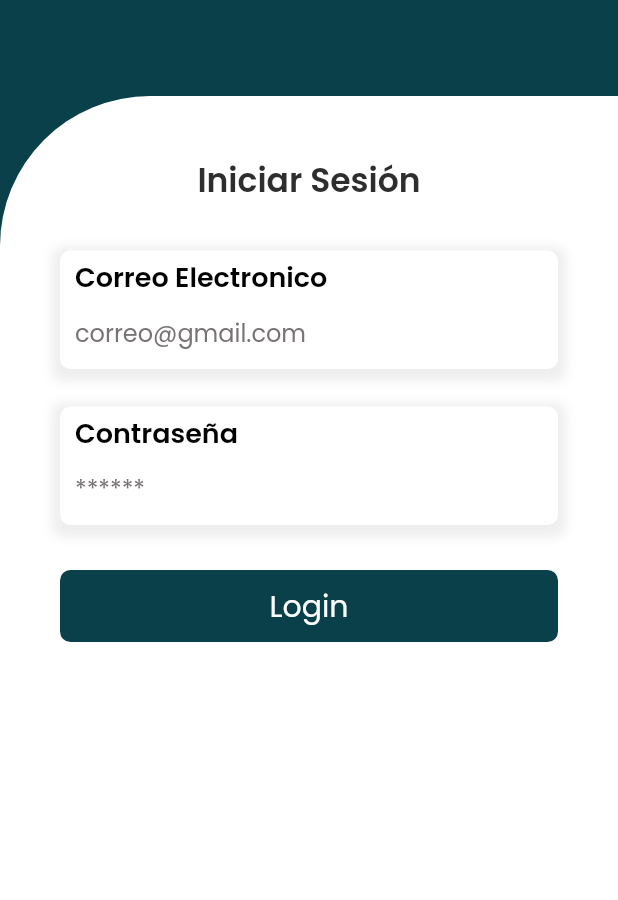
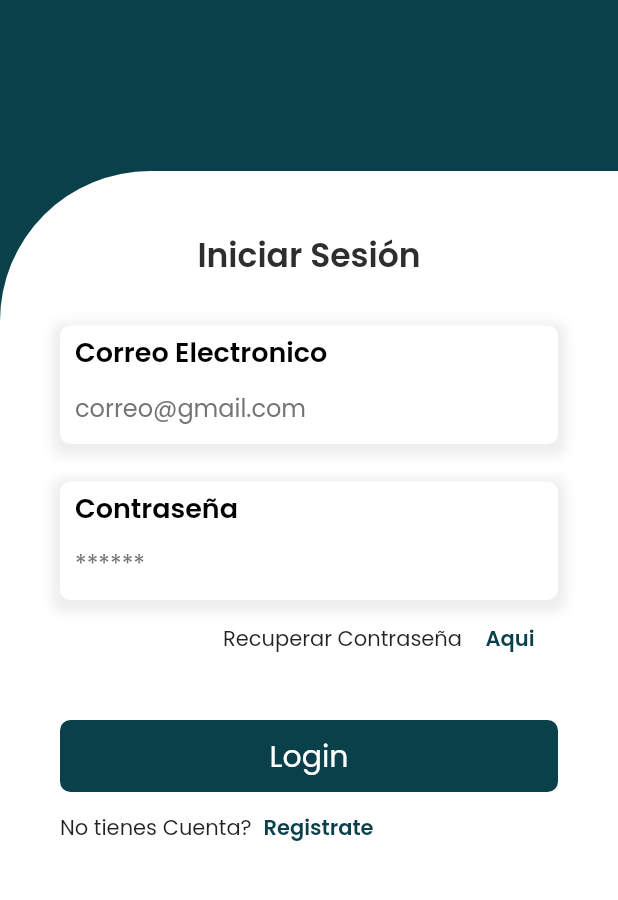
Before and after one commit to Hectorc70/ss_manager, a Flutter app: the screen it shows after launch, on a phone screen of 412 x 824 dp, the part 204-1104 px from its top. Run offline on Flutter 3.47's test engine with Material 2 defaults, Android fonts, the light colour scheme and no system bars; our stand-ins replace firebase_auth, firebase_core, firebase_database; accounts and stored records are empty.

Commit message:
detalles de login

```diff
--- a/lib/src/autenticacion/forms/login_form.dart
+++ b/lib/src/autenticacion/forms/login_form.dart
@@ -50,10 +50,38 @@ class LoginFormState extends State<LoginForm> {
             textNotVisible: true,
           ),
           SizedBox(
+            height: 2.0,
+          ),
+          _buttonChangePassword(context),
+          SizedBox(
             height: 30.0,
           ),
           ButtonCustomSubmit(textName: 'Login', functionAction: _validateForm),
+          _buttonRegister(context)
         ]));
+  }
+
+  _buttonRegister(BuildContext context) {
+    return Row(
+      children: [
+        Text('No tienes Cuenta?'),
+        TextButton(
+            onPressed: () {},
+            child: Text(
+              'Registrate',
+              style: TextStyle(fontWeight: FontWeight.w600),
+            ))
+      ],
+    );
+  }
+
+  _buttonChangePassword(BuildContext context) {
+    return Row(mainAxisAlignment: MainAxisAlignment.end, children: [
+      Text('Recuperar Contraseña'),
+      TextButton(
+          onPressed: () {},
+          child: Text('Aqui', style: TextStyle(fontWeight: FontWeight.w600)))
+    ]);
   }
 
   _validateForm(BuildContext) {
--- a/lib/src/autenticacion/pages/login_page.dart
+++ b/lib/src/autenticacion/pages/login_page.dart
@@ -17,11 +17,11 @@ class LoginPage extends StatelessWidget {
         children: [
           HeaderCustomWidget(
             childWidget: _logo(context),
-            heightW: 200.0,
+            heightW: 250.0,
           ),
           BodyCustomWidget(
             childWidget: LoginForm(),
-            heightW: heightScreen - 200,
+            heightW: heightScreen - 250,
           )
         ],
       )
```
